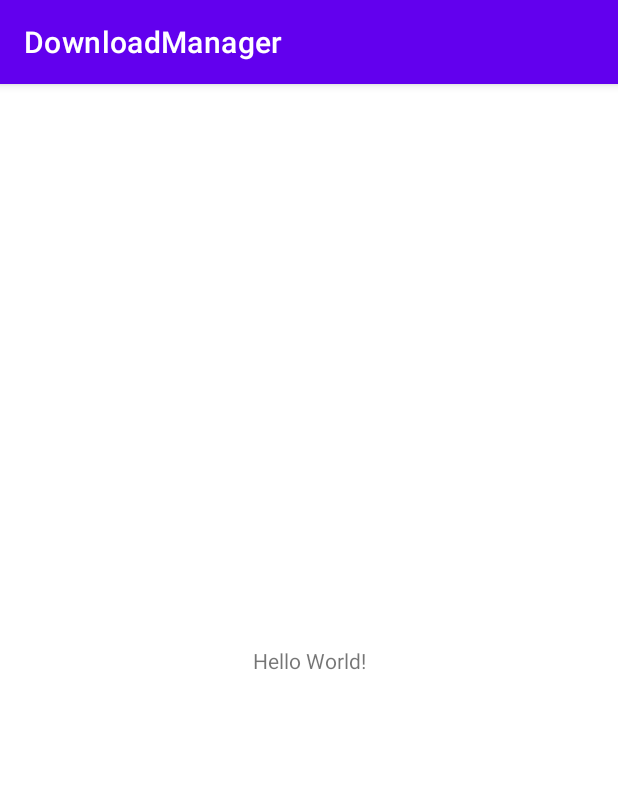
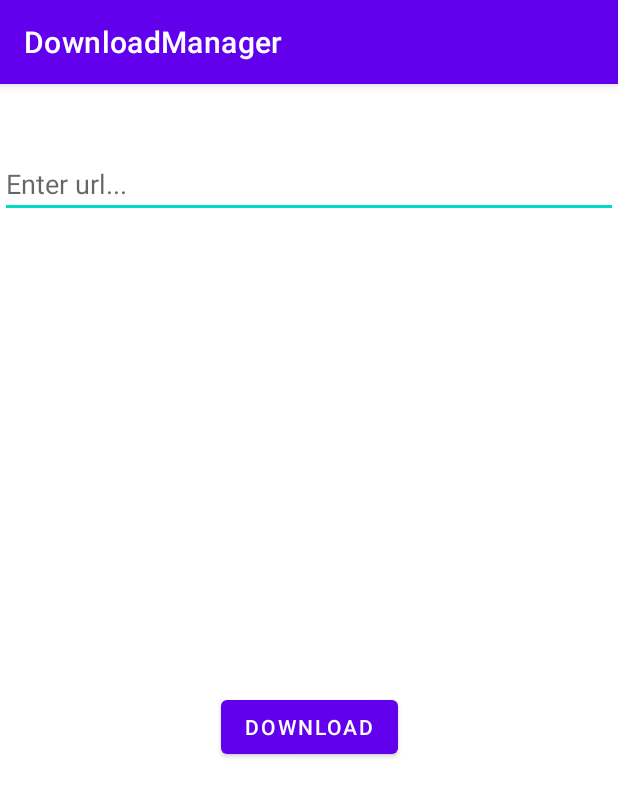
Before and after one commit to Chowdhuryarif17/DownloadManager, an Android app: the screen it shows after launch (MainActivity), on a phone screen of 412 x 824 dp. Shown: the top 797 px of the screen. Run offline under Robolectric (Android 15) with nearby library versions, the phone set to English and light mode, and no system bars.

Commit message:
Disign Layout XML
an EditText , A button and a progressBar

```diff
--- a/app/src/main/java/com/ariful/downloadmanager/MainActivity.java
+++ b/app/src/main/java/com/ariful/downloadmanager/MainActivity.java
@@ -3,12 +3,35 @@ package com.ariful.downloadmanager;
 import androidx.appcompat.app.AppCompatActivity;
 
 import android.os.Bundle;
+import android.view.View;
+import android.widget.Button;
+import android.widget.EditText;
+import android.widget.ProgressBar;
 
 public class MainActivity extends AppCompatActivity {
+
+    EditText urlEt;
+    Button dowloadButton;
+    ProgressBar progressBar;
 
     @Override
     protected void onCreate(Bundle savedInstanceState) {
         super.onCreate(savedInstanceState);
         setContentView(R.layout.activity_main);
+
+        initialize_Views_With_XML();
+
+        dowloadButton.setOnClickListener(new View.OnClickListener() {
+            @Override
+            public void onClick(View v) {
+                progressBar.setVisibility(View.VISIBLE);
+            }
+        });
+
+    }
+    private void initialize_Views_With_XML(){
+        urlEt = findViewById(R.id.urlEtId);
+        dowloadButton = findViewById(R.id.downloadUrlButtonId);
+        progressBar = findViewById(R.id.progressBarId);
     }
 }
--- a/app/src/main/res/layout/activity_main.xml
+++ b/app/src/main/res/layout/activity_main.xml
@@ -4,15 +4,40 @@
     xmlns:tools="http://schemas.android.com/tools"
     android:layout_width="match_parent"
     android:layout_height="match_parent"
-    tools:context=".MainActivity">
+    tools:context=".MainActivity"
+    android:id="@+id/constraintLayoutId"
+    >
 
-    <TextView
+    <EditText
+        android:id="@+id/urlEtId"
+        android:layout_width="match_parent"
+        android:layout_height="wrap_content"
+        android:layout_marginTop="44dp"
+        android:hint="@string/hint"
+        app:layout_constraintEnd_toEndOf="parent"
+        app:layout_constraintStart_toStartOf="parent"
+        app:layout_constraintTop_toTopOf="parent" />
+
+    <Button
+        android:id="@+id/downloadUrlButtonId"
         android:layout_width="wrap_content"
         android:layout_height="wrap_content"
-        android:text="Hello World!"
+        android:layout_centerHorizontal="true"
+        android:layout_centerVertical="true"
+        android:text="@string/downloadUrlButton"
         app:layout_constraintBottom_toBottomOf="parent"
-        app:layout_constraintLeft_toLeftOf="parent"
-        app:layout_constraintRight_toRightOf="parent"
-        app:layout_constraintTop_toTopOf="parent" />
+        app:layout_constraintEnd_toEndOf="parent"
+        app:layout_constraintStart_toStartOf="parent"
+        app:layout_constraintTop_toBottomOf="@+id/urlEtId" />
 
+    <ProgressBar
+        android:id="@+id/progressBarId"
+        android:layout_width="wrap_content"
+        android:layout_height="wrap_content"
+        android:visibility="gone"
+        android:layout_marginBottom="200dp"
+        app:layout_constraintBottom_toBottomOf="parent"
+        app:layout_constraintEnd_toEndOf="parent"
+        app:layout_constraintHorizontal_bias="0.498"
+        app:layout_constraintStart_toStartOf="parent" />
 </androidx.constraintlayout.widget.ConstraintLayout>
--- a/app/src/main/res/values/strings.xml
+++ b/app/src/main/res/values/strings.xml
@@ -1,3 +1,5 @@
 <resources>
     <string name="app_name">DownloadManager</string>
+    <string name="downloadUrlButton">Download</string>
+    <string name="hint">Enter url...</string>
 </resources>
```
